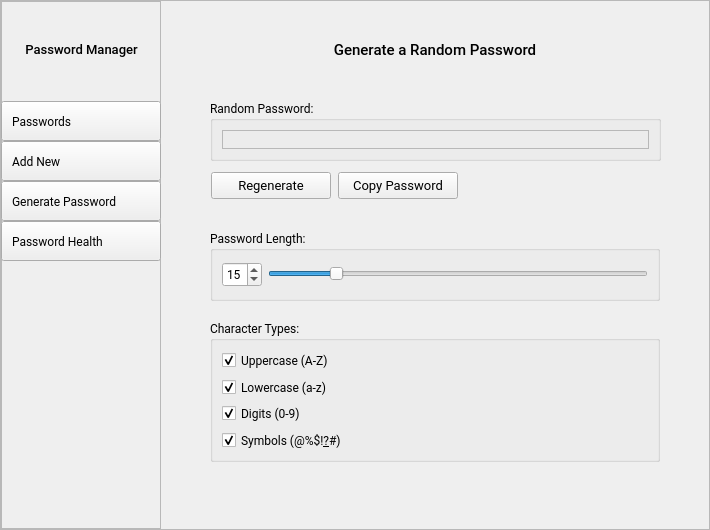
EmueI/password-manager, file main_window.ui: the form before one commit.
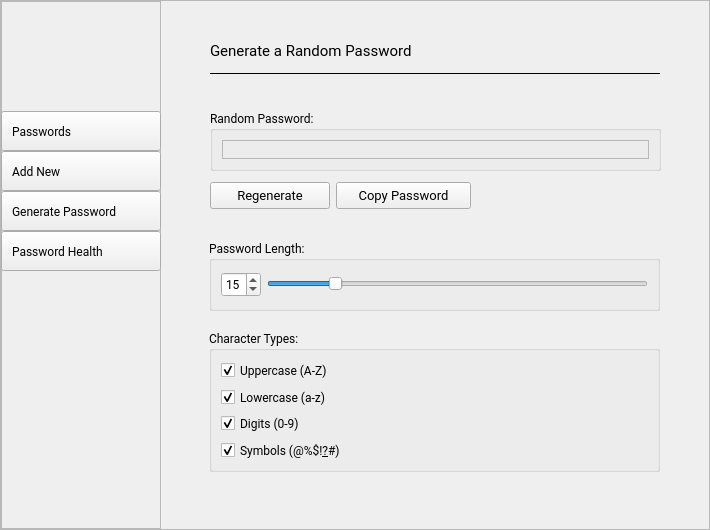
The form after the commit. The open tabs and pages were chosen to show the change. Icons and pictures are not drawn.

What changed in the file:
```diff
--- a/main_window.ui
+++ b/main_window.ui
@@ -111,7 +111,7 @@
           <property name="geometry">
            <rect>
             <x>0</x>
-            <y>100</y>
+            <y>110</y>
             <width>160</width>
             <height>160</height>
            </rect>
@@ -342,34 +342,6 @@
            </item>
           </layout>
          </widget>
-         <widget class="QLabel" name="label">
-          <property name="geometry">
-           <rect>
-            <x>0</x>
-            <y>40</y>
-            <width>161</width>
-            <height>17</height>
-           </rect>
-          </property>
-          <property name="font">
-           <font>
-            <family>Roboto Medium</family>
-            <pointsize>10</pointsize>
-            <italic>false</italic>
-            <underline>false</underline>
-            <strikeout>false</strikeout>
-           </font>
-          </property>
-          <property name="text">
-           <string>Password Manager</string>
-          </property>
-          <property name="alignment">
-           <set>Qt::AlignCenter</set>
-          </property>
-          <property name="wordWrap">
-           <bool>true</bool>
-          </property>
-         </widget>
         </widget>
        </item>
        <item>
@@ -1087,34 +1059,12 @@
              <property name="frameShadow">
               <enum>QFrame::Raised</enum>
              </property>
-             <widget class="QLabel" name="labelHeading_2">
-              <property name="geometry">
-               <rect>
-                <x>110</x>
-                <y>30</y>
-                <width>310</width>
-                <height>20</height>
-               </rect>
-              </property>
-              <property name="font">
-               <font>
-                <family>Roboto Medium</family>
-                <pointsize>11</pointsize>
-               </font>
-              </property>
-              <property name="text">
-               <string>Generate a Random Password</string>
-              </property>
-              <property name="alignment">
-               <set>Qt::AlignCenter</set>
-              </property>
-             </widget>
              <widget class="QGroupBox" name="groupBox_2">
               <property name="geometry">
                <rect>
-                <x>40</x>
-                <y>220</y>
-                <width>450</width>
+                <x>39</x>
+                <y>230</y>
+                <width>451</width>
                 <height>71</height>
                </rect>
               </property>
@@ -1206,9 +1156,9 @@
              <widget class="QGroupBox" name="groupBox">
               <property name="geometry">
                <rect>
-                <x>40</x>
-                <y>310</y>
-                <width>450</width>
+                <x>39</x>
+                <y>320</y>
+                <width>451</width>
                 <height>142</height>
                </rect>
               </property>
@@ -1292,7 +1242,7 @@
               <property name="geometry">
                <rect>
                 <x>40</x>
-                <y>90</y>
+                <y>100</y>
                 <width>451</width>
                 <height>61</height>
                </rect>
@@ -1341,8 +1291,8 @@
               <property name="geometry">
                <rect>
                 <x>40</x>
-                <y>160</y>
-                <width>251</width>
+                <y>170</y>
+                <width>261</width>
                 <height>31</height>
                </rect>
               </property>
@@ -1355,9 +1305,6 @@
                <enum>QFrame::NoFrame</enum>
               </property>
               <layout class="QHBoxLayout" name="horizontalLayout_9">
-               <property name="spacing">
-                <number>6</number>
-               </property>
                <property name="leftMargin">
                 <number>0</number>
                </property>
@@ -1423,13 +1370,13 @@
                  </property>
                  <property name="minimumSize">
                   <size>
-                   <width>120</width>
+                   <width>135</width>
                    <height>27</height>
                   </size>
                  </property>
                  <property name="maximumSize">
                   <size>
-                   <width>120</width>
+                   <width>135</width>
                    <height>27</height>
                   </size>
                  </property>
@@ -1458,6 +1405,68 @@
                </item>
               </layout>
              </widget>
+             <widget class="QFrame" name="frame_6">
+              <property name="geometry">
+               <rect>
+                <x>40</x>
+                <y>20</y>
+                <width>450</width>
+                <height>45</height>
+               </rect>
+              </property>
+              <property name="frameShape">
+               <enum>QFrame::NoFrame</enum>
+              </property>
+              <property name="frameShadow">
+               <enum>QFrame::Raised</enum>
+              </property>
+              <layout class="QVBoxLayout" name="verticalLayout_19">
+               <property name="spacing">
+                <number>0</number>
+               </property>
+               <property name="leftMargin">
+                <number>0</number>
+               </property>
+               <property name="topMargin">
+                <number>0</number>
+               </property>
+               <property name="rightMargin">
+                <number>0</number>
+               </property>
+               <property name="bottomMargin">
+                <number>0</number>
+               </property>
+               <item>
+                <widget class="QLabel" name="labelHeading_6">
+                 <property name="font">
+                  <font>
+                   <family>Roboto</family>
+                   <pointsize>11</pointsize>
+                  </font>
+                 </property>
+                 <property name="text">
+                  <string>Generate a Random Password</string>
+                 </property>
+                 <property name="alignment">
+                  <set>Qt::AlignLeading|Qt::AlignLeft|Qt::AlignVCenter</set>
+                 </property>
+                </widget>
+               </item>
+               <item>
+                <widget class="Line" name="line_3">
+                 <property name="frameShadow">
+                  <enum>QFrame::Plain</enum>
+                 </property>
+                 <property name="lineWidth">
+                  <number>1</number>
+                 </property>
+                 <property name="orientation">
+                  <enum>Qt::Horizontal</enum>
+                 </property>
+                </widget>
+               </item>
+              </layout>
+             </widget>
             </widget>
            </item>
           </layout>
```
Left out of the diff: 269 changed lines with no effect on the pictures.
